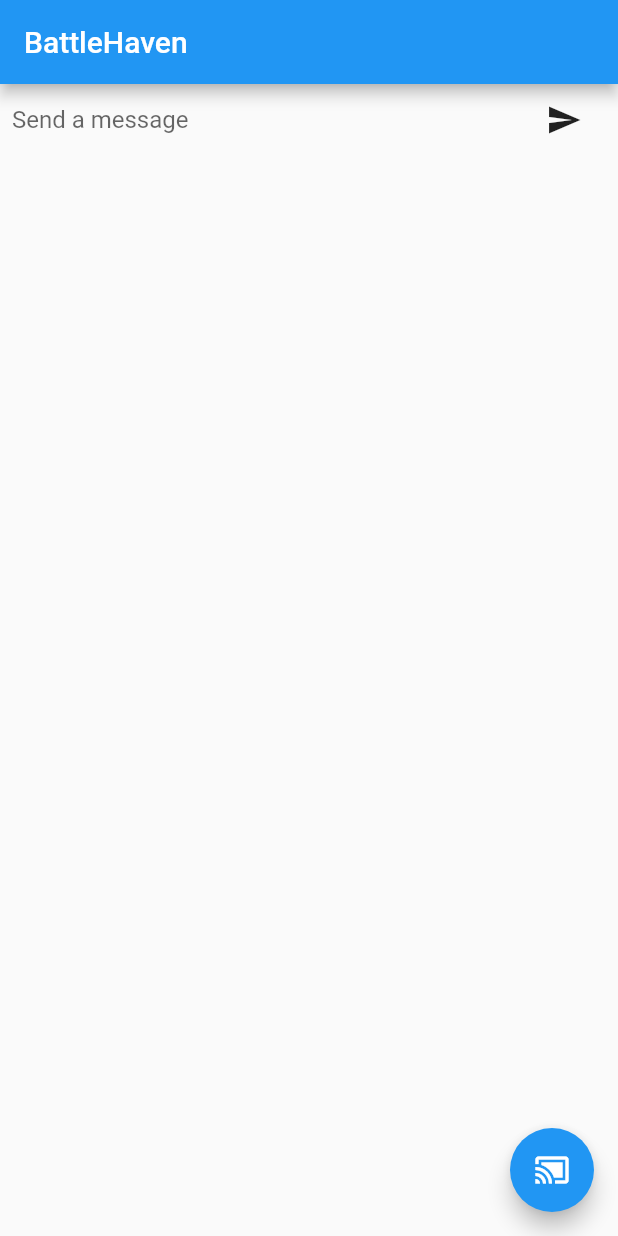
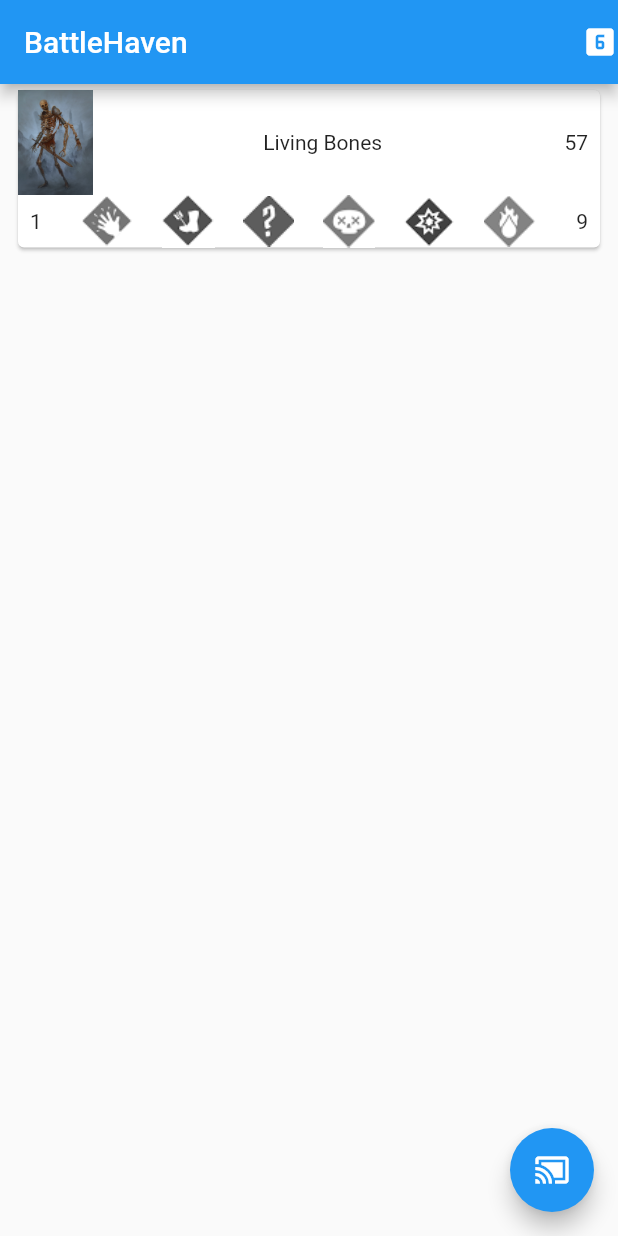
Before and after one commit to drufball/battlehaven, a Flutter app: the screen it shows after launch, on a phone screen of 412 x 824 dp. Run offline on Flutter 3.47's test engine with Material 2 defaults, Android fonts, the phone set to English and light mode, and no system bars.

Commit message:
add fight button and create monster info cards. add assets to display on cards

```diff
--- a/lib/main.dart
+++ b/lib/main.dart
@@ -1,4 +1,6 @@
 import 'package:flutter/material.dart';
+import 'package:meta/meta.dart';
+import 'dart:io';
 
 void main() {
   runApp(new BattlehavenApp());
@@ -20,45 +22,147 @@ class InfoScreen extends StatefulWidget {
 }
 
 class InfoScreenState extends State<InfoScreen> {
-  final TextEditingController _textController = new TextEditingController();
-
   @override
   Widget build(BuildContext context) {
     return new Scaffold(
       appBar: new AppBar(
-          title: new Text("BattleHaven")
+          title: new Text("BattleHaven"),
+          actions: <Widget>[
+            new Icon(const IconData(0xe3b8, fontFamily: 'MaterialIcons'))
+          ],
       ),
-      body: _buildTextComposer(),
+      body: _buildMonsterList(),
       floatingActionButton: new FloatingActionButton(onPressed: null, child: new Icon(const IconData(0xe145, fontFamily: 'MaterialIcons'))),
     );
   }
 
-
-  Widget _buildTextComposer() {
+  Widget _buildMonsterList() {
     return new Container(
       margin: const EdgeInsets.symmetric(horizontal: 8.0),
-      child: new Row(
+      child: new Column(
         children: <Widget>[
-          new Flexible(
-            child: new TextField(
-              controller: _textController,
-              onSubmitted: _handleSubmitted,
-              decoration: new InputDecoration.collapsed(
-                  hintText: "Send a message"),
-            ),
+          new MonsterCard()
+        ],
+      )
+    );
+  }
+}
+
+class MonsterCard extends StatelessWidget {
+  @override
+  Widget build(BuildContext context) {
+    return new Card(
+
+      child: new Column(
+        children: <Widget>[
+          new Row(
+            mainAxisAlignment: MainAxisAlignment.spaceBetween,
+            children: <Widget>[
+              new Image.asset('images/living-bones.jpg', width: 50.0),
+              new Text('Living Bones'),
+              new PaddedText('57')
+            ],
           ),
-          new Container(
-            margin: new EdgeInsets.symmetric(horizontal: 4.0),
-            child: new IconButton(
-                icon: new Icon(Icons.send),
-                onPressed: () => _handleSubmitted(_textController.text)),
-          ),
+          new MonsterRow(monsterNumber: 1, maxHP: 9)
         ],
-      ),
+      )
+    );
+  }
+}
+
+class PaddedText extends StatelessWidget {
+  final double margin;
+  final String content;
+  PaddedText(this.content);
+
+  @override
+  Widget build(BuildContext context) {
+    return new Container(
+        margin: const EdgeInsets.symmetric(horizontal: 8.0),
+        child: new Text(content)
+    );
+  }
+}
+
+class MonsterRow extends StatefulWidget {
+  final int monsterNumber;
+  final int maxHP;
+  MonsterRow({@required this.monsterNumber, @required this.maxHP});
+
+  @override
+  _MonsterRowState createState() => new _MonsterRowState(hp: maxHP);
+}
+
+class _MonsterRowState extends State<MonsterRow> {
+  int hp;
+  List<String> urls = [
+    'images/disarmed-grey.png',
+    'images/immobilized-grey.png',
+    'images/muddled-grey.png',
+    'images/poisoned-grey.png',
+    'images/stunned-grey.png',
+    'images/wound-grey.png'
+  ];
+  _MonsterRowState({@required this.hp});
+
+  @override
+  Widget build(BuildContext context) {
+    return new Row(
+      mainAxisAlignment: MainAxisAlignment.spaceBetween,
+      children: <Widget>[
+        new PaddedText('${widget.monsterNumber}'),
+        new GestureDetector(
+          onTap: () {
+            _changeStatusIcon(0);
+          },
+          child: new Image.asset(urls[0], width: 35.0, height: 35.0)
+        ),
+        new GestureDetector(
+            onTap: () {
+              _changeStatusIcon(1);
+            },
+            child: new Image.asset(urls[1], width: 35.0, height: 35.0)
+        ),
+        new GestureDetector(
+            onTap: () {
+              _changeStatusIcon(2);
+            },
+            child: new Image.asset(urls[2], width: 35.0, height: 35.0)
+        ),
+        new GestureDetector(
+            onTap: () {
+              _changeStatusIcon(3);
+            },
+            child: new Image.asset(urls[3], width: 35.0, height: 35.0)
+        ),
+        new GestureDetector(
+            onTap: () {
+              _changeStatusIcon(4);
+            },
+            child: new Image.asset(urls[4], width: 35.0, height: 35.0)
+        ),
+        new GestureDetector(
+            onTap: () {
+              _changeStatusIcon(5);
+            },
+            child: new Image.asset(urls[5], width: 35.0, height: 35.0)
+        ),
+        new PaddedText('$hp')
+      ],
     );
   }
 
-  void _handleSubmitted(String text) {
-    _textController.clear();
+  _changeStatusIcon(int iconIndex) {
+    List<String> parts = urls[iconIndex].split('-');
+    String newUrl;
+    if( parts.length > 1 ) {
+      newUrl = '${parts[0]}.png';
+    }
+    else {
+      newUrl = '${parts[0].split('.')[0]}-grey.png';
+    }
+    setState(() {
+      urls[iconIndex] = newUrl;
+    });
   }
 }
```
Also changed, not shown: pubspec.yaml (+14 -2 lines), images/disarmed-grey.png (added), images/disarmed.png (added), images/immobilized-grey.png (added), images/immobilized.png (added), images/living-bones.jpg (added), images/muddled-grey.png (added), images/muddled.png (added), images/poison.png (added), images/poisoned-grey.png (added), images/poisoned.png (added), images/stun.png (added), images/stunned-grey.png (added), images/stunned.png (added), 2 more files.
